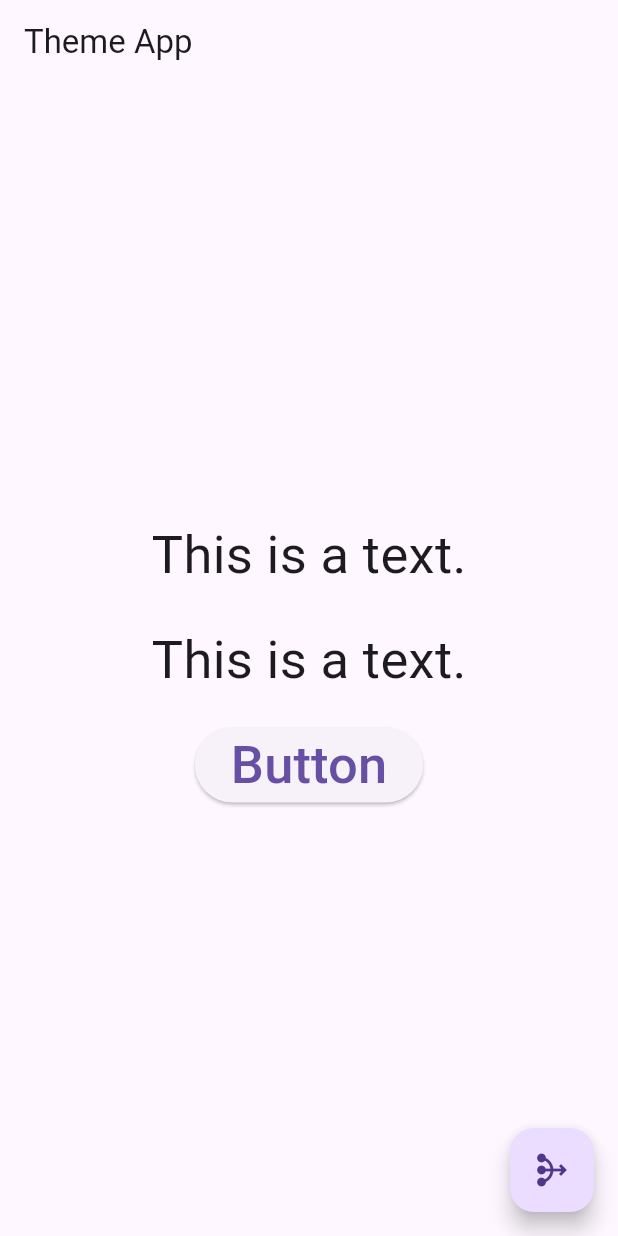
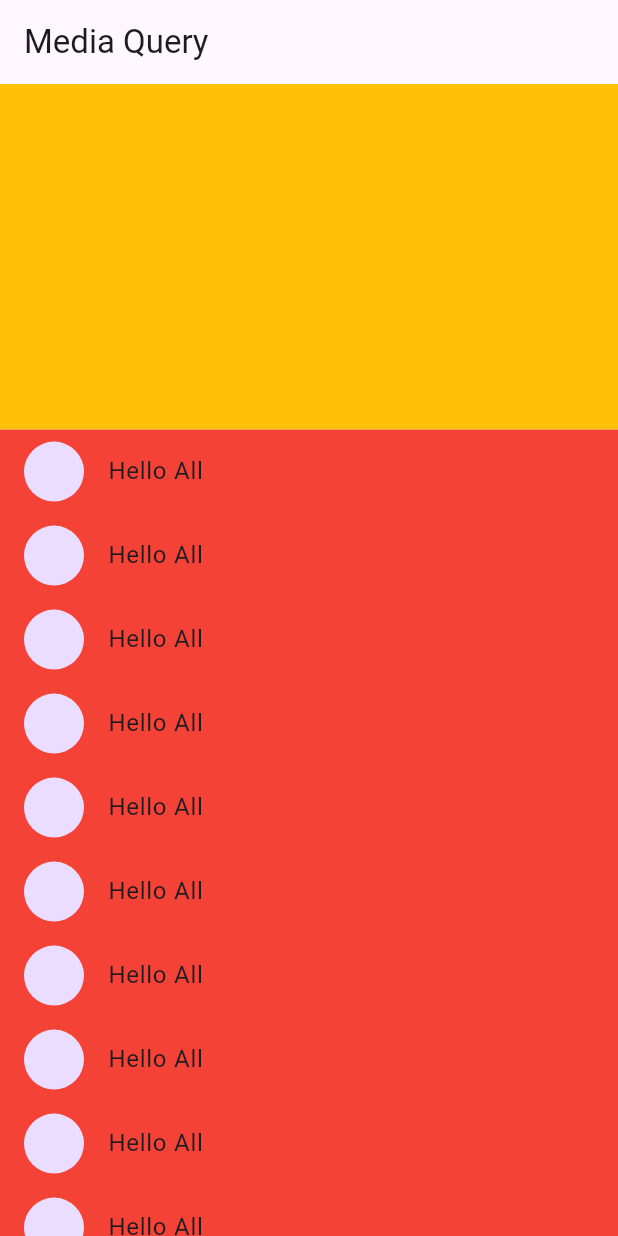
Before and after one commit to hafid-js/Learn-Flutter, a Flutter app: the screen it shows after launch, on a phone screen of 412 x 824 dp. Run offline on Flutter 3.47's test engine with Material 3 defaults, Android fonts, the light colour scheme and no system bars.

Commit message:
Media Query

```diff
--- a/lib/main.dart
+++ b/lib/main.dart
@@ -1,3 +1,5 @@
+import 'dart:math';
+
 import 'package:flutter/material.dart';
 
 void main() {
@@ -5,46 +7,79 @@ void main() {
 }
 
 class MyApp extends StatelessWidget {
-  const MyApp({super.key});
-
   @override
   Widget build(BuildContext context) {
     return MaterialApp(
       debugShowCheckedModeBanner: false,
-      theme: ThemeData(
-        brightness: Brightness.light,
-        // visualDensity: VisualDensity.adaptivePlatformDensity,
-        // visualDensity: VisualDensity.comfortable,
-        // visualDensity: VisualDensity.compact,
-        // visualDensity: VisualDensity(horizontal: 4, vertical: 0),
-        // primaryColor: Colors.red
-        // primarySwatch: MaterialColor(0xFFF5E0CE, <int, Color>{
-        //   50: Color(0x1a5D424),
-        //   100: Color(0xa15D4524),
-        //   // dan seterusnya, bebas custom
-        // }),
-        // appBarTheme: AppBarTheme()
-      ),
-      home: Scaffold(
-        appBar: AppBar(title: Text("Theme App")),
-        body: Center(
-          child: Column(
-            mainAxisAlignment: MainAxisAlignment.center,
-            children: [
-              Text("This is a text.", style: TextStyle(fontSize: 35)),
-              SizedBox(height: 20),
-              Text("This is a text.", style: TextStyle(fontSize: 35)),
-              SizedBox(height: 20),
-              ElevatedButton(
-                onPressed: () {},
-                child: Text("Button", style: TextStyle(fontSize: 35)),
+      home: HomePage(),
+    );
+  }
+}
+
+class HomePage extends StatelessWidget {
+
+  @override
+  Widget build(BuildContext context) {
+    final mediaQueryHeight = MediaQuery.of(context).size.height;
+    final mediaQueryWidth = MediaQuery.of(context).size.width;
+    final myAppBar = AppBar(title: Text("Media Query"));
+
+    final bodyHeight =
+        mediaQueryHeight -
+        myAppBar.preferredSize.height -
+        MediaQuery.of(context).padding.top;
+
+    final bool isLandscape = MediaQuery.of(context).orientation == Orientation.landscape;
+    return Scaffold(
+      appBar: myAppBar,
+      body: Center(
+        child: (isLandscape) ? Column(
+          children: [
+            Container(
+              height: bodyHeight * 0.5,
+              width: mediaQueryWidth,
+              color: Colors.amber,
+            ),
+            Container(
+              height: bodyHeight * 0.5,
+              child: GridView.builder(
+                gridDelegate: SliverGridDelegateWithFixedCrossAxisCount(
+                  crossAxisCount: 2,
+                  mainAxisSpacing: 10,
+                  crossAxisSpacing: 10
+                ),
+                itemCount: 100,
+                itemBuilder: (context, index) {
+                  return GridTile(
+                   child: Container(
+                    color: Color.fromARGB(255, Random().nextInt(156), Random().nextInt(156), Random().nextInt(156)),
+                   ),
+                  );
+                },
               ),
-            ],
-          ),
-        ),
-        floatingActionButton: FloatingActionButton(
-          onPressed: () {},
-          child: Icon(Icons.mediation),
+            ),
+          ],
+        ) : Column(
+          children: [
+            Container(
+              height: bodyHeight * 0.3,
+              width: mediaQueryWidth,
+              color: Colors.amber,
+            ),
+            Container(
+              height: bodyHeight * 0.7,
+              color: Colors.red,
+              child: ListView.builder(
+                itemCount: 100,
+                itemBuilder: (context, index) {
+                  return ListTile(
+                    leading: CircleAvatar(),
+                    title: Text("Hello All"),
+                  );
+                },
+              ),
+            ),
+          ],
         ),
       ),
     );
```
